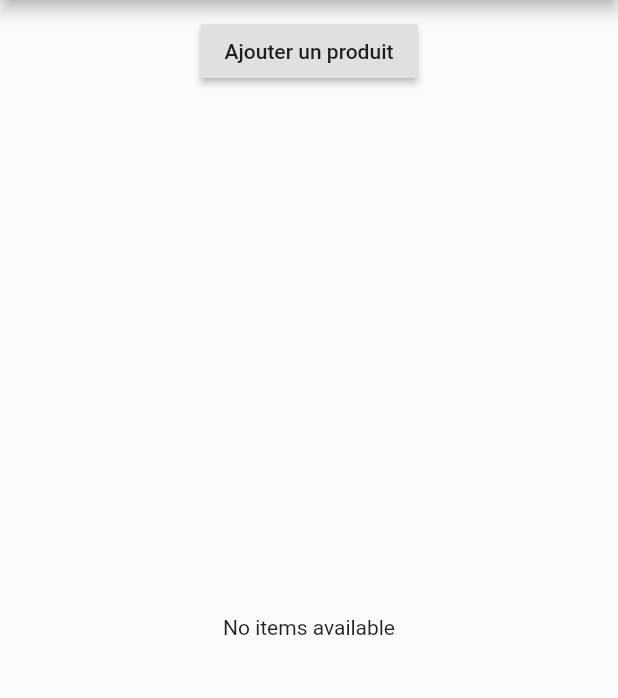
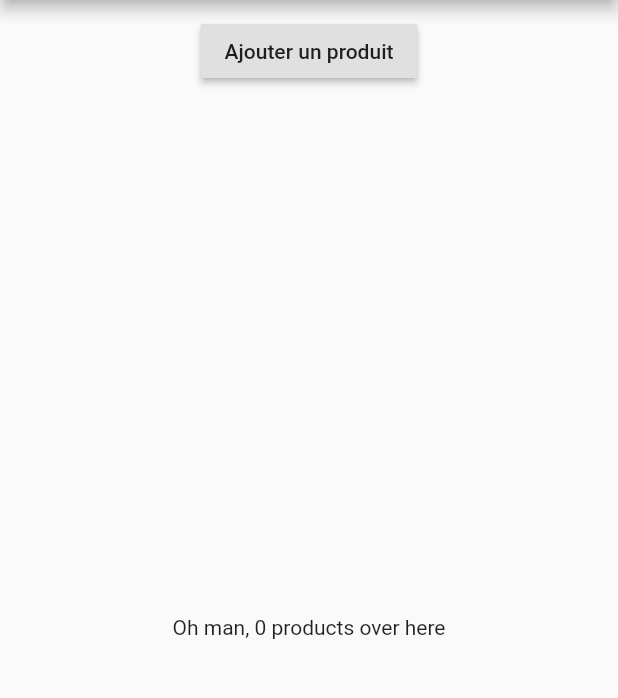
Before and after one commit to Keydero/Pizzoi-app, a Flutter app: the screen it shows after launch, on a phone screen of 412 x 824 dp, the part 84-782 px from its top. Run offline on Flutter 3.47's test engine with Material 2 defaults, Android fonts, the phone set to English and light mode, and no system bars.

Commit message:
Did some refactor to render a conditional render by method

```diff
--- a/lib/products.dart
+++ b/lib/products.dart
@@ -2,7 +2,9 @@ import 'package:flutter/material.dart';
 
 class Products extends StatelessWidget {
   final List<String> products; // final == Not changeable
-  Products(this.products); // assign the injected products to products
+  Products([this.products = const []]) {
+    print('HELLO PRODUCT WIDGET');
+  } // assign the injected products to products
 
   Widget _buildProductItem(BuildContext context, int index) {
     return Card(
@@ -15,12 +17,23 @@ class Products extends StatelessWidget {
     );
   }
 
+  Widget _buildProductsList() {
+    Widget productCard;
+    if (products.length > 0) {
+      productCard = ListView.builder(
+        itemBuilder: _buildProductItem,
+        itemCount: products.length,
+      );
+    } else {
+      return productCard = Center(
+        child: Text('Oh man, 0 products over here'),
+      );
+    }
+    return productCard;
+  }
+
+  @override
   Widget build(BuildContext context) {
-    return products.length > 0
-        ? ListView.builder(
-            itemBuilder: _buildProductItem,
-            itemCount: products.length,
-          )
-        : Center(child: Text('No items available'));
+    return _buildProductsList();
   }
 }
```
